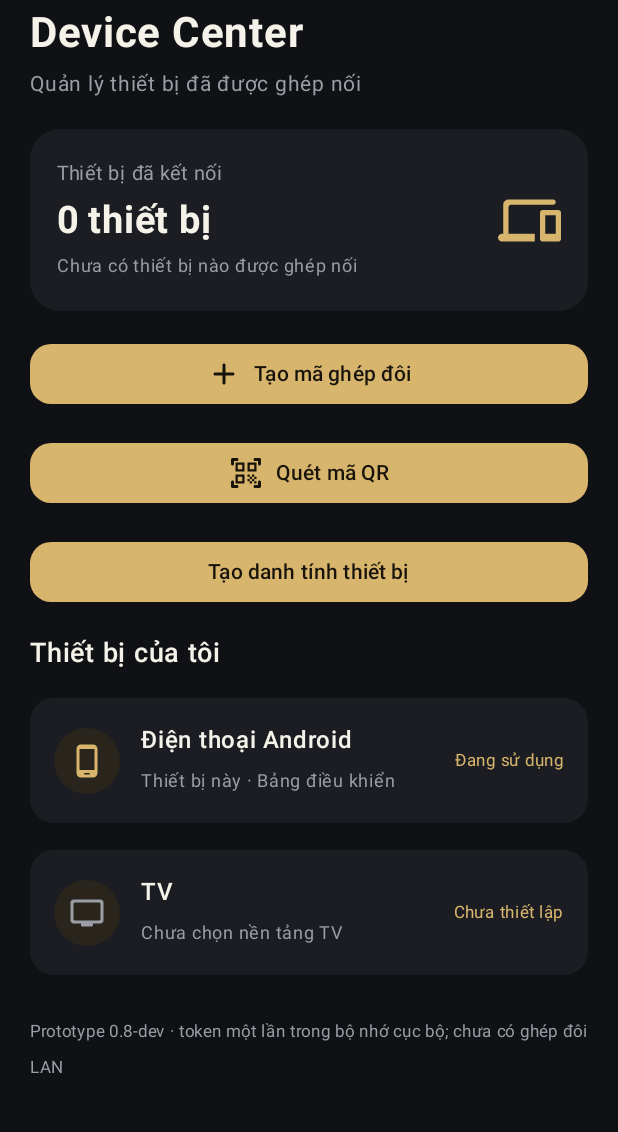
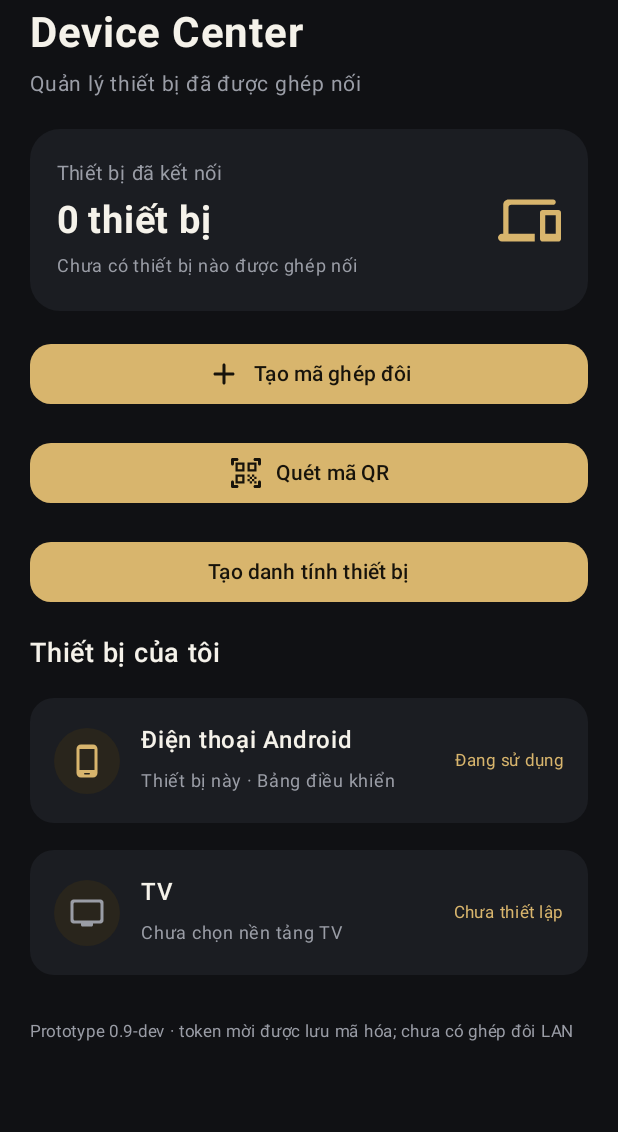
Before and after one commit to dea78799-dotcom/SYNTRA-Ecosystem, an Android app built with Jetpack Compose: the screen it shows after launch (MainActivity), on a phone screen of 412 x 824 dp, the part 72-1204 px from its top. Run offline under Robolectric (Android 15) with nearby library versions, the phone set to English and light mode, and no system bars; libraries missing offline, so code that uses them is left out: com.google.mlkit.vision.

Commit message:
Update NEXUS UI status for persistent token registry

```diff
--- a/projects/syntra-nexus/app/src/main/java/com/syntra/nexus/MainActivity.kt
+++ b/projects/syntra-nexus/app/src/main/java/com/syntra/nexus/MainActivity.kt
@@ -252,7 +252,7 @@ private fun NexusDashboard() {
 
             item {
                 Text(
-                    text = "Prototype 0.8-dev · token một lần trong bộ nhớ cục bộ; chưa có ghép đôi LAN",
+                    text = "Prototype 0.9-dev · token mời được lưu mã hóa; chưa có ghép đôi LAN",
                     color = NexusMuted,
                     fontSize = 11.sp,
                     modifier = Modifier.padding(top = 8.dp, bottom = 12.dp)
```
